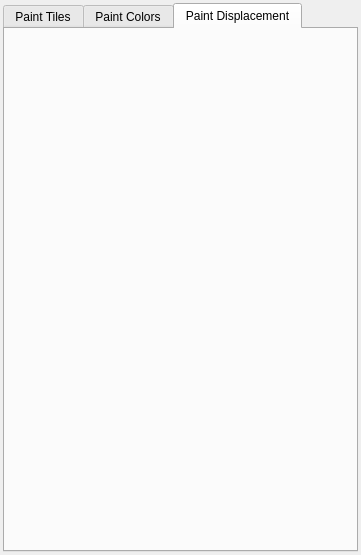
Above: code/nel/tools/3d/object_viewer_qt/src/plugins/zone_painter/painter_dock_widget.ui from ryzom/ryzomcore before the change. Below: the same form after it.
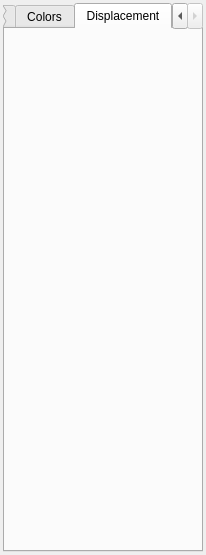
That is the form after the change. The open tabs and pages were chosen to show the change.

Commit message: Changed: Added background color changer to Zone Painter

```diff
--- a/code/nel/tools/3d/object_viewer_qt/src/plugins/zone_painter/painter_dock_widget.ui
+++ b/code/nel/tools/3d/object_viewer_qt/src/plugins/zone_painter/painter_dock_widget.ui
@@ -6,13 +6,13 @@
    <rect>
     <x>0</x>
     <y>0</y>
-    <width>361</width>
+    <width>206</width>
     <height>555</height>
    </rect>
   </property>
   <property name="minimumSize">
    <size>
-    <width>300</width>
+    <width>200</width>
     <height>83</height>
    </size>
   </property>
@@ -37,17 +37,17 @@
       </property>
       <widget class="QWidget" name="tileTab">
        <attribute name="title">
-        <string>Paint Tiles</string>
+        <string>Tiles</string>
        </attribute>
       </widget>
       <widget class="QWidget" name="colorTab">
        <attribute name="title">
-        <string>Paint Colors</string>
+        <string>Colors</string>
        </attribute>
       </widget>
       <widget class="QWidget" name="displaceTab">
        <attribute name="title">
-        <string>Paint Displacement</string>
+        <string>Displacement</string>
        </attribute>
       </widget>
      </widget>
```
Left out of the diff: 2 changed lines with no effect on the pictures. The commit also changes 2 other files.
